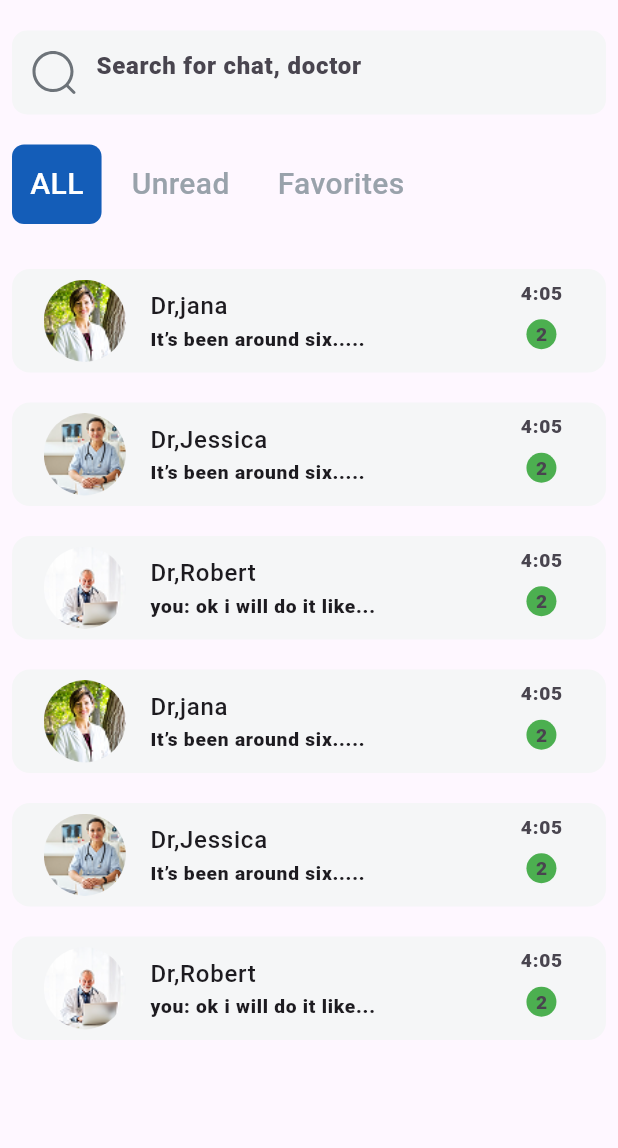
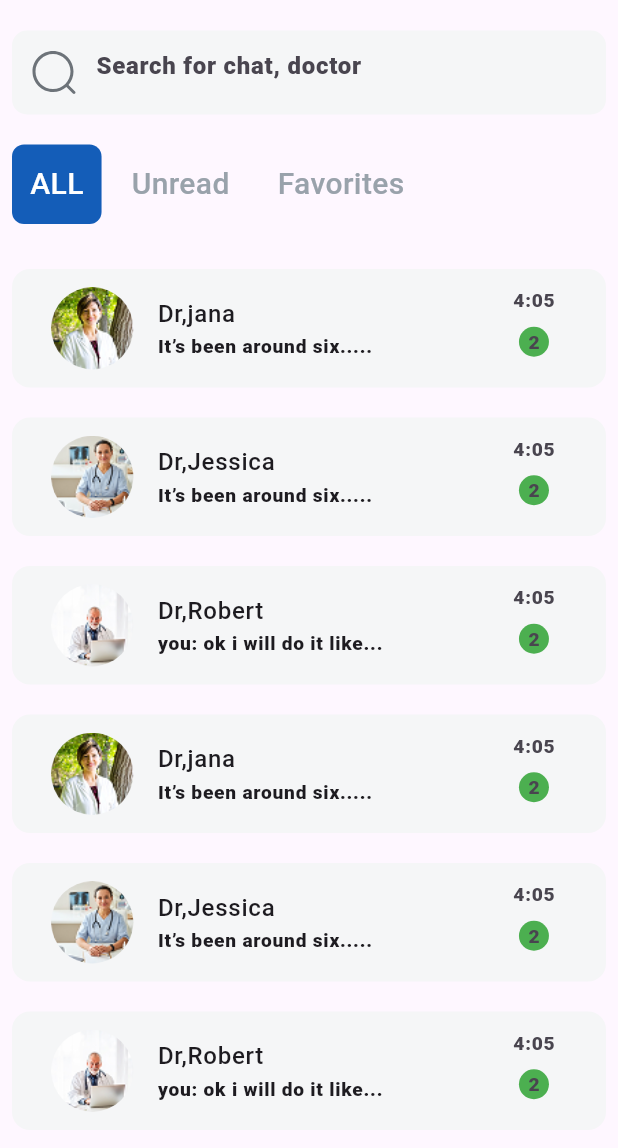
Before and after one commit to Huma-volve/Round-8-mobile-Cure-team1-update, a Flutter app: the Chat screen opened directly, on a phone screen of 412 x 824 dp, the part 88-1236 px from its top. Run offline on Flutter 3.47's test engine with Material 3 defaults, Android fonts, the phone set to English and light mode, and no system bars; our stand-ins replace cross_file, device_preview, flutter_bloc, flutter_screenutil, flutter_svg, freezed_annotation and 9 more; accounts and stored records are empty; Roboto replaces fonts that are missing (Montserrat, georgia).

Commit message:
last update

```diff
--- a/lib/core/constants/go_route.dart
+++ b/lib/core/constants/go_route.dart
@@ -2,6 +2,9 @@ import 'package:cure_team_1_update/core/constants/app_route.dart';
 import 'package:cure_team_1_update/features/auth/login/presentation/pages/login_page.dart';
 import 'package:cure_team_1_update/features/auth/otp/presentation/pages/otp_page.dart';
 import 'package:cure_team_1_update/features/auth/sign_up/presentation/pages/sign_up_page.dart';
+import 'package:cure_team_1_update/features/chat/persention/screens/chat.dart';
+import 'package:cure_team_1_update/features/chat/persention/screens/chatbody.dart';
+import 'package:cure_team_1_update/features/notifications/screen/notifications.dart';
 import 'package:cure_team_1_update/features/onboarding/presentation/pages/onboarding_screen.dart';
 import 'package:cure_team_1_update/features/payment/screens/add_card_screen.dart';
 import 'package:cure_team_1_update/features/payment/screens/cards_screen.dart';
@@ -50,18 +53,18 @@ abstract class Approutes {
         path: AppRoute.otpPage,
         builder: (context, state) => const OtpPage(),
       ),
-      // GoRoute(
-      //   path: AppRoute.chat,
-      //   builder: (context, state) => const Chat(),
-      // ),
-      // GoRoute(
-      //   path: AppRoute.chatbody,
-      //   builder: (context, state) => const Chatbody(),
-      // ),
-      // GoRoute(
-      //   path: AppRoute.notifications,
-      //   builder: (context, state) => const Notifications(),
-      // ),
+      GoRoute(
+        path: AppRoute.chat,
+        builder: (context, state) => const Chat(),
+      ),
+      GoRoute(
+        path: AppRoute.chatbody,
+        builder: (context, state) => const Chatbody(),
+      ),
+      GoRoute(
+        path: AppRoute.notifications,
+        builder: (context, state) => const Notifications(),
+      ),
       GoRoute(
           path: AppRoute.ProfileScreen,
           builder: (context, state) => const ProfileScreen()),
@@ -90,11 +93,6 @@ abstract class Approutes {
       // GoRoute(
       //   path: AppRoute.doctorDetails,
       //   builder: (context, state) => const DoctorDetailsScreen(),
-      // ),
-
-      // GoRoute(
-      //   path: AppRoute.notifications,
-      //   builder: (context, state) => const Notifications(),
       // ),
 
       //payment
--- a/lib/features/chat/persention/screens/chat.dart
+++ b/lib/features/chat/persention/screens/chat.dart
@@ -37,7 +37,8 @@ class _ChatState extends State<Chat> {
 
   @override
   Widget build(BuildContext context) {
-    return Padding(
+    return Scaffold(
+      body: Padding(
         padding: const EdgeInsets.all(8),
         child: Column(
           crossAxisAlignment: CrossAxisAlignment.start,
@@ -78,6 +79,7 @@ class _ChatState extends State<Chat> {
             const Expanded(child: Notificationmassage())
           ],
         ),
+      ),
     );
   }
 
--- a/lib/features/chat/persention/screens/chatbody.dart
+++ b/lib/features/chat/persention/screens/chatbody.dart
@@ -93,7 +93,7 @@ class _ChatbodyState extends State<Chatbody> {
                       suffixIcon: SizedBox(
                         width: 60.w,
                         child: Row(
-                          mainAxisAlignment: MainAxisAlignment.center,
+                          mainAxisAlignment: MainAxisAlignment.end,
                           children: [
                             SvgPicture.asset(Assets.resourceImagesPaperclip),
                             const SizedBox(
--- a/lib/features/chat/persention/screens/widget/histroychat.dart
+++ b/lib/features/chat/persention/screens/widget/histroychat.dart
@@ -4,11 +4,11 @@ import 'package:cure_team_1_update/core/style/theme/app_text_styles.dart';
 import 'package:cure_team_1_update/features/chat/data/modle/prfiledatils.dart';
 import 'package:cure_team_1_update/features/chat/persention/screens/widget/imageprofile.dart';
 import 'package:flutter/material.dart';
-import 'package:flutter_screenutil/flutter_screenutil.dart';
 
 class Histroychat extends StatelessWidget {
-  const Histroychat({super.key, required this.massage});
+  const Histroychat({super.key, required this.massage, required this.fun});
   final Prfiledatils? massage;
+  final void Function()? fun;
 
   @override
   Widget build(BuildContext context) {
@@ -19,8 +19,10 @@ class Histroychat extends StatelessWidget {
           borderRadius: BorderRadius.circular(12),
           color: ColorsLight.offWhite,
         ),
+        child: InkWell(
+          onTap: fun,
           child: Padding(
-          padding: const EdgeInsets.all(5.0),
+            padding: const EdgeInsets.all(10),
             child: ListTile(
               leading: Imageprofile(image: massage!.image),
               title: Column(
@@ -62,6 +64,7 @@ class Histroychat extends StatelessWidget {
             ),
           ),
         ),
+      ),
     );
   }
 }
--- a/lib/features/chat/persention/screens/widget/notificationmassage.dart
+++ b/lib/features/chat/persention/screens/widget/notificationmassage.dart
@@ -27,11 +27,12 @@ class Notificationmassage extends StatelessWidget {
     ];
     return ListView.builder(
         itemCount: all_list.length,
-        itemBuilder: (context, indx) => InkWell(
-            onTap: () {
-              Navigator.push(context,
-                  MaterialPageRoute(builder: (context) => const Chatbody()));
-            },
-            child: Histroychat(massage: all_list[indx])));
+        itemBuilder: (context, indx) => Histroychat(
+              massage: all_list[indx],
+              fun: () {
+                Navigator.push(context,
+                    MaterialPageRoute(builder: (context) => const Chatbody()));
+              },
+            ));
   }
 }
--- a/lib/main.dart
+++ b/lib/main.dart
@@ -1,6 +1,7 @@
+import 'package:device_preview/device_preview.dart';
 import 'package:flutter/material.dart';
 import 'package:cure_team_1_update/app.dart';
 
 void main() {
-  runApp(const MyApp());
+  runApp(DevicePreview(builder: (context) => const MyApp()));
 }
--- a/pubspec.yaml
+++ b/pubspec.yaml
@@ -29,6 +29,7 @@ dependencies:
   permission_handler: ^12.0.1
   smooth_page_indicator: ^1.1.0+2
   pinput: ^6.0.1
+  device_preview: ^1.2.0
 
 
 dev_dependencies:
```
Also changed, not shown: pubspec.lock. Lines whose indentation alone changed are shown as unchanged.
